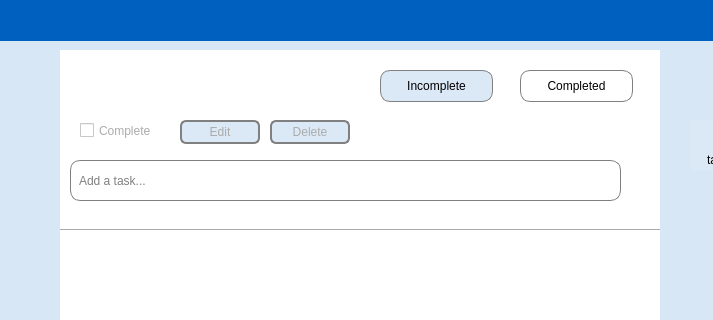
KatyaStep/to_do_list_app, file views/mainwindow.ui: the form before one commit; both pictures show x 119 to 832 and y 0 to 320 of the 1200 by 800 pixel window.
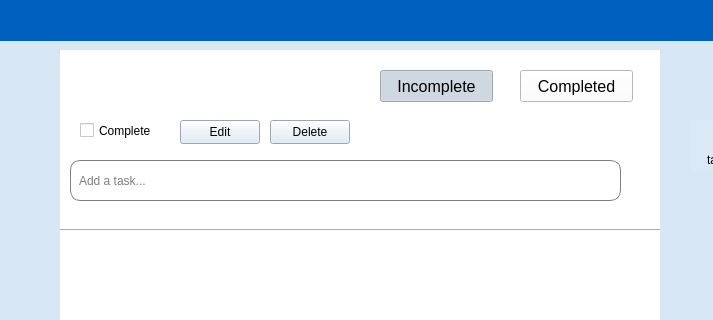
The form after the commit. Icons and pictures are not drawn.

Patch:
```diff
--- a/views/mainwindow.ui
+++ b/views/mainwindow.ui
@@ -24,6 +24,7 @@
   </property>
   <property name="font">
    <font>
+    <pointsize>12</pointsize>
     <kerning>true</kerning>
    </font>
   </property>
@@ -199,7 +200,10 @@
       <number>-1</number>
      </property>
     </widget>
-    <widget class="QPushButton" name="incomplete_btn">
+    <widget class="QPushButton" name="IncompleteBtn">
+     <property name="enabled">
+      <bool>true</bool>
+     </property>
      <property name="geometry">
       <rect>
        <x>320</x>
@@ -208,13 +212,14 @@
        <height>32</height>
       </rect>
      </property>
+     <property name="font">
+      <font>
+       <pointsize>12</pointsize>
+       <kerning>true</kerning>
+      </font>
+     </property>
      <property name="styleSheet">
-      <string notr="true">font: 13pt &quot;Chalkduster&quot;;
-color: black;
-background-color: #dbe8f6;
-border: 1px solid grey;
-border-width: 1px;
-border-radius: 10px;</string>
+      <string notr="true">background-color: #dbe8f6;</string>
      </property>
      <property name="text">
       <string>Incomplete</string>
@@ -231,6 +236,9 @@
      <property name="default">
       <bool>false</bool>
      </property>
+     <property name="flat">
+      <bool>false</bool>
+     </property>
     </widget>
     <widget class="QPushButton" name="completed_btn">
      <property name="geometry">
@@ -241,13 +249,10 @@
        <height>32</height>
       </rect>
      </property>
-     <property name="styleSheet">
-      <string notr="true">font: 12pt &quot;Chalkduster&quot;;
-color: black;
-background-color: white;
-border: 1px solid grey;
-border-width: 1px;
-border-radius: 10px;</string>
+     <property name="font">
+      <font>
+       <pointsize>12</pointsize>
+      </font>
      </property>
      <property name="text">
       <string>Completed</string>
@@ -258,9 +263,15 @@
      <property name="checked">
       <bool>false</bool>
      </property>
+     <property name="autoDefault">
+      <bool>false</bool>
+     </property>
      <property name="default">
       <bool>false</bool>
      </property>
+     <property name="flat">
+      <bool>false</bool>
+     </property>
     </widget>
     <widget class="QPushButton" name="edit_btn">
      <property name="geometry">
@@ -275,15 +286,14 @@
       <bool>false</bool>
      </property>
      <property name="styleSheet">
-      <string notr="true">font: 12pt &quot;Chalkduster&quot;;
-border-radius: 6px;
-border : 2px solid grey;
-background-color: #dbe8f6;
-color: rgb(171, 171, 171);</string>
+      <string notr="true">background-color: #dbe8f6;</string>
      </property>
      <property name="text">
       <string>Edit</string>
      </property>
+     <property name="flat">
+      <bool>false</bool>
+     </property>
     </widget>
     <widget class="QCheckBox" name="complete_main_checkbox">
      <property name="geometry">
@@ -295,8 +305,7 @@
       </rect>
      </property>
      <property name="styleSheet">
-      <string notr="true">font: 12pt &quot;Chalkduster&quot;;
-color: rgb(171, 171, 171);</string>
+      <string notr="true"/>
      </property>
      <property name="text">
       <string>Complete</string>
@@ -315,15 +324,14 @@
       <bool>false</bool>
      </property>
      <property name="styleSheet">
-      <string notr="true">font: 12pt &quot;Chalkduster&quot;;
-border-radius: 6px;
-border : 2px solid grey;
-background-color: #dbe8f6;
-color: rgb(171, 171, 171);</string>
+      <string notr="true">background-color: #dbe8f6;</string>
      </property>
      <property name="text">
       <string>Delete</string>
      </property>
+     <property name="flat">
+      <bool>false</bool>
+     </property>
     </widget>
    </widget>
    <widget class="QLabel" name="label_2">
```
Left out of the diff: 9 changed lines with no effect on the pictures.
